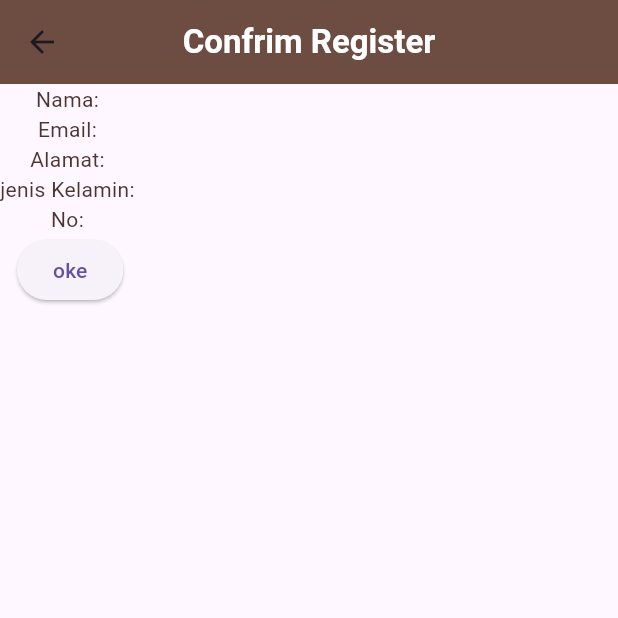
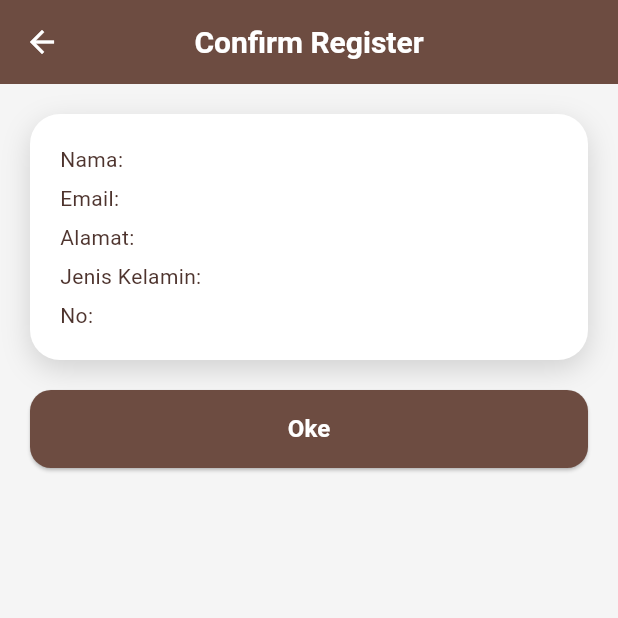
Before and after one commit to farrahkeisha-sart/MobileDev, a Flutter app: the screen it shows after launch, after a tap on "send", on a phone screen of 412 x 824 dp, the top half of it. Run offline on Flutter 3.47's test engine with Material 3 defaults, Android fonts, the light colour scheme and no system bars; our stand-ins replace get; accounts and stored records are empty.

Commit message:
desaign confrim register

```diff
--- a/lib/pages/confrim_register_page.dart
+++ b/lib/pages/confrim_register_page.dart
@@ -1,6 +1,5 @@
 import 'package:flutter/material.dart';
 import 'package:get/get.dart';
-import 'package:get/get_core/src/get_main.dart';
 import 'package:belajarfluuter/controller/confrim_register_controller.dart';
 
 class ConfrimRegisterPage extends StatelessWidget {
@@ -11,43 +10,131 @@ class ConfrimRegisterPage extends StatelessWidget {
     final controller = Get.put(ConfrimRegisterController());
 
     return Scaffold(
-      appBar: AppBar(title: Text("Confrim Register",style: TextStyle(
+      backgroundColor: const Color(0xFFF5F5F5),
+
+      appBar: AppBar(
+        title: const Text(
+          "Confirm Register",
+          style: TextStyle(
             color: Colors.white,
             fontWeight: FontWeight.bold,
+            fontSize: 20,
           ),
         ),
         centerTitle: true,
+        elevation: 0,
         backgroundColor: const Color(0xFF6D4C41),
+        iconTheme: const IconThemeData(
+          color: Colors.white,
+        ),
       ),
-      body: Column(
-        children: [
-          Text("Nama: "+controller.nama.toString(),
-          style: TextStyle(fontSize: 14, color:const Color(0xFF4E342E),
-          ),
-          ),
 
-          Text("Email: "+controller.email.toString(),
-          style: TextStyle(fontSize: 14, color: const Color(0xFF4E342E),
-          ),
-          ),
-          Text("Alamat: "+controller.alamat.toString(),
-          style: TextStyle(fontSize: 14, color: const Color(0xFF4E342E),
-          ),
-          ),
-          Text("jenis Kelamin: "+controller.kelamin.toString(),
-          style: TextStyle(fontSize: 14, color:const Color(0xFF4E342E),
-          ),),
+      body: SingleChildScrollView(
+        child: Column(
+          children: [
+            // DATA PENGGUNA
+            Padding(
+              padding: const EdgeInsets.all(20),
+              child: Container(
+                width: double.infinity,
+                padding: const EdgeInsets.all(20),
+                decoration: BoxDecoration(
+                  color: Colors.white,
+                  borderRadius: BorderRadius.circular(20),
+                  boxShadow: [
+                    BoxShadow(
+                      color: Colors.black.withOpacity(0.15),
+                      blurRadius: 16,
+                      offset: const Offset(0, 6),
+                    ),
+                  ],
+                ),
+                child: Column(
+                  crossAxisAlignment: CrossAxisAlignment.start,
+                  children: [
+                    Text(
+                      "Nama: ${controller.nama}",
+                      style: const TextStyle(
+                        fontSize: 14,
+                        color: Color(0xFF4E342E),
+                      ),
+                    ),
 
-          Text("No: "+controller.no.toString(),
-          style: TextStyle(fontSize: 14, color: const Color(0xFF4E342E),
-          ),),
+                    const SizedBox(height: 6),
 
-          ElevatedButton(onPressed: (){
-            Get.back();
-          },
-          child: Text("oke"),
-          ),
-        ],
+                    Text(
+                      "Email: ${controller.email}",
+                      style: const TextStyle(
+                        fontSize: 14,
+                        color: Color(0xFF4E342E),
+                      ),
+                    ),
+
+                    const SizedBox(height: 6),
+
+                    Text(
+                      "Alamat: ${controller.alamat}",
+                      style: const TextStyle(
+                        fontSize: 14,
+                        color: Color(0xFF4E342E),
+                      ),
+                    ),
+
+                    const SizedBox(height: 6),
+
+                    Text(
+                      "Jenis Kelamin: ${controller.kelamin}",
+                      style: const TextStyle(
+                        fontSize: 14,
+                        color: Color(0xFF4E342E),
+                      ),
+                    ),
+
+                    const SizedBox(height: 6),
+
+                    Text(
+                      "No: ${controller.no}",
+                      style: const TextStyle(
+                        fontSize: 14,
+                        color: Color(0xFF4E342E),
+                      ),
+                    ),
+                  ],
+                ),
+              ),
+            ),
+
+            // TOMBOL
+            Padding(
+              padding: const EdgeInsets.symmetric(horizontal: 20),
+              child: SizedBox(
+                width: double.infinity,
+                height: 52,
+                child: ElevatedButton(
+                  style: ElevatedButton.styleFrom(
+                    backgroundColor: const Color(0xFF6D4C41),
+                    foregroundColor: Colors.white,
+                    shape: RoundedRectangleBorder(
+                      borderRadius: BorderRadius.circular(14),
+                    ),
+                  ),
+                  onPressed: () {
+                    Get.back();
+                  },
+                  child: const Text(
+                    "Oke",
+                    style: TextStyle(
+                      fontSize: 16,
+                      fontWeight: FontWeight.bold,
+                    ),
+                  ),
+                ),
+              ),
+            ),
+
+            const SizedBox(height: 30),
+          ],
+        ),
       ),
     );
   }
```
